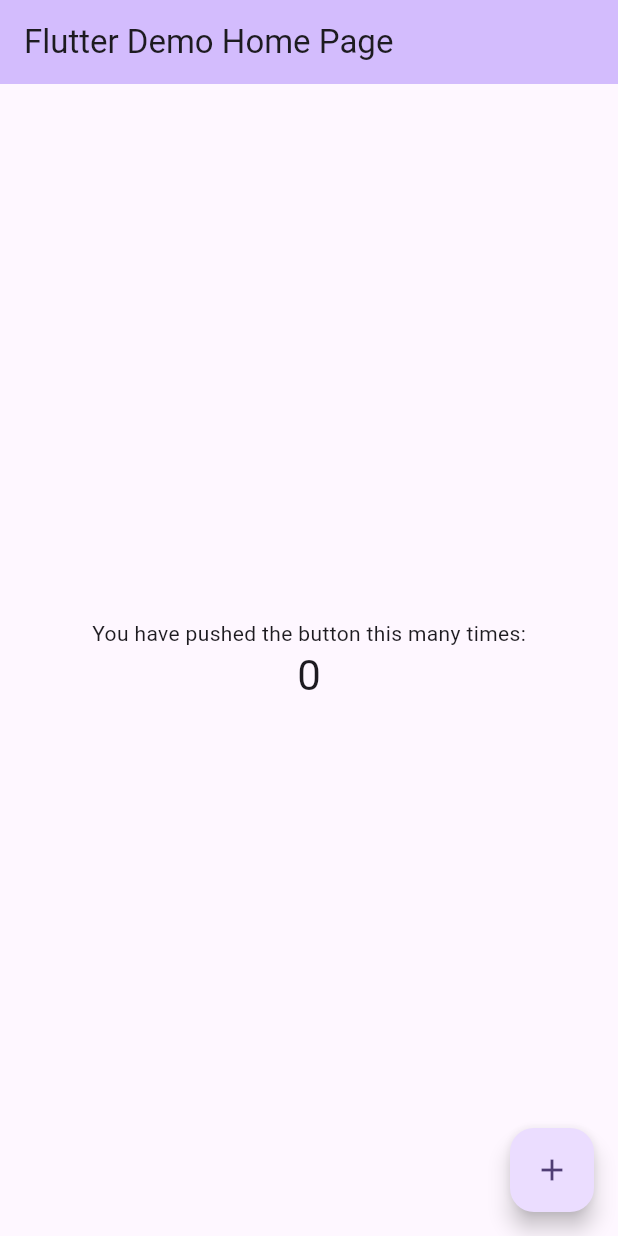
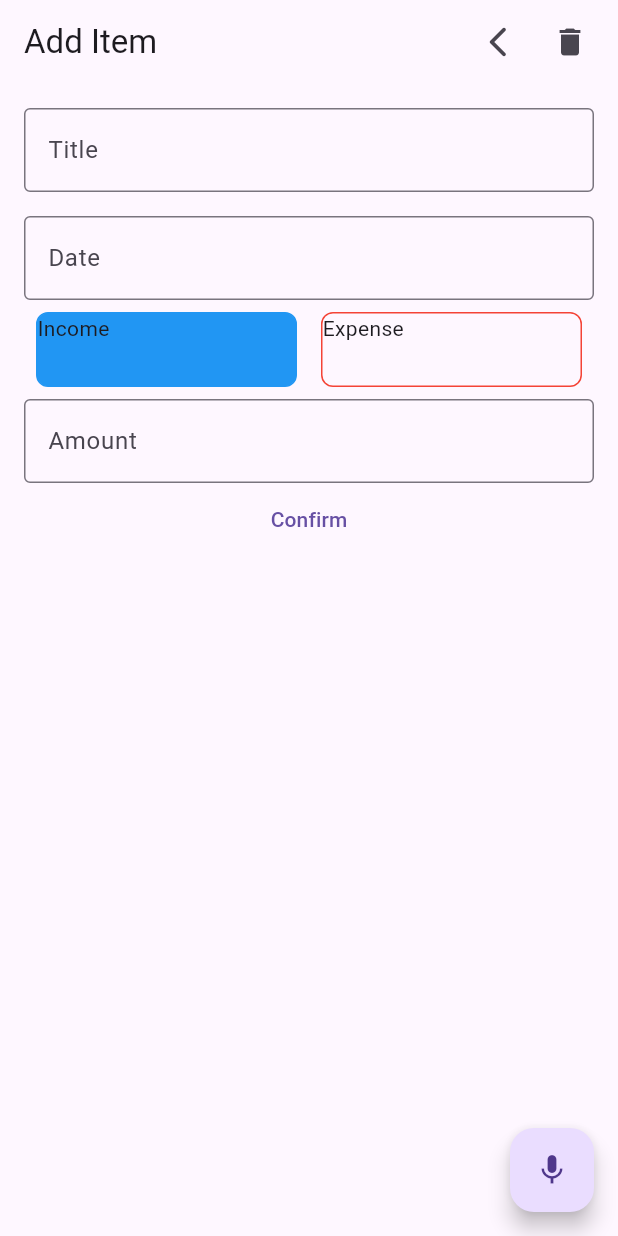
Before and after one commit to Lichyo/account-app, a Flutter app: the screen it shows after launch, on a phone screen of 412 x 824 dp. Run offline on Flutter 3.47's test engine with Material 3 defaults, Android fonts, the phone set to English and light mode, and no system bars.

Commit message:
finish input page

```diff
--- a/lib/main.dart
+++ b/lib/main.dart
@@ -1,122 +1,13 @@
+import 'package:account_app/view/input_page.dart';
 import 'package:flutter/material.dart';
 
-void main() {
-  runApp(const MyApp());
-}
+void main() => runApp(AccountApp());
 
-class MyApp extends StatelessWidget {
-  const MyApp({super.key});
-
-  // This widget is the root of your application.
-  @override
-  Widget build(BuildContext context) {
-    return MaterialApp(
-      title: 'Flutter Demo',
-      theme: ThemeData(
-        // This is the theme of your application.
-        //
-        // TRY THIS: Try running your application with "flutter run". You'll see
-        // the application has a purple toolbar. Then, without quitting the app,
-        // try changing the seedColor in the colorScheme below to Colors.green
-        // and then invoke "hot reload" (save your changes or press the "hot
-        // reload" button in a Flutter-supported IDE, or press "r" if you used
-        // the command line to start the app).
-        //
-        // Notice that the counter didn't reset back to zero; the application
-        // state is not lost during the reload. To reset the state, use hot
-        // restart instead.
-        //
-        // This works for code too, not just values: Most code changes can be
-        // tested with just a hot reload.
-        colorScheme: ColorScheme.fromSeed(seedColor: Colors.deepPurple),
-      ),
-      home: const MyHomePage(title: 'Flutter Demo Home Page'),
-    );
-  }
-}
-
-class MyHomePage extends StatefulWidget {
-  const MyHomePage({super.key, required this.title});
-
-  // This widget is the home page of your application. It is stateful, meaning
-  // that it has a State object (defined below) that contains fields that affect
-  // how it looks.
-
-  // This class is the configuration for the state. It holds the values (in this
-  // case the title) provided by the parent (in this case the App widget) and
-  // used by the build method of the State. Fields in a Widget subclass are
-  // always marked "final".
-
-  final String title;
-
-  @override
-  State<MyHomePage> createState() => _MyHomePageState();
-}
-
-class _MyHomePageState extends State<MyHomePage> {
-  int _counter = 0;
-
-  void _incrementCounter() {
-    setState(() {
-      // This call to setState tells the Flutter framework that something has
-      // changed in this State, which causes it to rerun the build method below
-      // so that the display can reflect the updated values. If we changed
-      // _counter without calling setState(), then the build method would not be
-      // called again, and so nothing would appear to happen.
-      _counter++;
-    });
-  }
+class AccountApp extends StatelessWidget {
+  const AccountApp({super.key});
 
   @override
   Widget build(BuildContext context) {
-    // This method is rerun every time setState is called, for instance as done
-    // by the _incrementCounter method above.
-    //
-    // The Flutter framework has been optimized to make rerunning build methods
-    // fast, so that you can just rebuild anything that needs updating rather
-    // than having to individually change instances of widgets.
-    return Scaffold(
-      appBar: AppBar(
-        // TRY THIS: Try changing the color here to a specific color (to
-        // Colors.amber, perhaps?) and trigger a hot reload to see the AppBar
-        // change color while the other colors stay the same.
-        backgroundColor: Theme.of(context).colorScheme.inversePrimary,
-        // Here we take the value from the MyHomePage object that was created by
-        // the App.build method, and use it to set our appbar title.
-        title: Text(widget.title),
-      ),
-      body: Center(
-        // Center is a layout widget. It takes a single child and positions it
-        // in the middle of the parent.
-        child: Column(
-          // Column is also a layout widget. It takes a list of children and
-          // arranges them vertically. By default, it sizes itself to fit its
-          // children horizontally, and tries to be as tall as its parent.
-          //
-          // Column has various properties to control how it sizes itself and
-          // how it positions its children. Here we use mainAxisAlignment to
-          // center the children vertically; the main axis here is the vertical
-          // axis because Columns are vertical (the cross axis would be
-          // horizontal).
-          //
-          // TRY THIS: Invoke "debug painting" (choose the "Toggle Debug Paint"
-          // action in the IDE, or press "p" in the console), to see the
-          // wireframe for each widget.
-          mainAxisAlignment: MainAxisAlignment.center,
-          children: <Widget>[
-            const Text('You have pushed the button this many times:'),
-            Text(
-              '$_counter',
-              style: Theme.of(context).textTheme.headlineMedium,
-            ),
-          ],
-        ),
-      ),
-      floatingActionButton: FloatingActionButton(
-        onPressed: _incrementCounter,
-        tooltip: 'Increment',
-        child: const Icon(Icons.add),
-      ), // This trailing comma makes auto-formatting nicer for build methods.
-    );
+    return MaterialApp(home: InputPage());
   }
 }
--- /dev/null
+++ b/lib/model/account.dart
@@ -0,0 +1,13 @@
+class Account {
+  String title;
+  DateTime date;
+  int amount;
+  bool isIncome;
+
+  Account({
+    required this.title,
+    required this.date,
+    required this.amount,
+    required this.isIncome,
+  });
+}
--- /dev/null
+++ b/lib/view/input_page.dart
@@ -0,0 +1,144 @@
+import 'package:flutter/material.dart';
+import 'package:account_app/model/account.dart';
+
+class InputPage extends StatefulWidget {
+  InputPage({super.key});
+
+  @override
+  State<InputPage> createState() => _InputPageState();
+}
+
+class _InputPageState extends State<InputPage> {
+  TextEditingController titleController = TextEditingController();
+
+  TextEditingController dateController = TextEditingController();
+
+  bool isIncome = true;
+
+  TextEditingController amountController = TextEditingController();
+
+  @override
+  Widget build(BuildContext context) {
+    return Scaffold(
+      floatingActionButton: FloatingActionButton(
+        onPressed: () {},
+        child: Icon(Icons.mic),
+      ),
+      appBar: AppBar(
+        title: Text('Add Item'),
+        actionsPadding: EdgeInsets.all(8.0),
+        actions: [
+          IconButton(
+            onPressed: () {},
+            icon: Icon(Icons.arrow_back_ios_new_rounded),
+          ),
+          IconButton(onPressed: () {}, icon: Icon(Icons.delete)),
+        ],
+      ),
+      body: Padding(
+        padding: EdgeInsets.all(16.0),
+        child: Column(
+          children: [
+            TextField(
+              controller: titleController,
+              decoration: InputDecoration(
+                labelText: 'Title',
+                border: OutlineInputBorder(),
+              ),
+            ),
+            SizedBox(height: 16.0),
+            TextField(
+              readOnly: true,
+              controller: dateController,
+              decoration: InputDecoration(
+                labelText: 'Date',
+                border: OutlineInputBorder(),
+              ),
+              onTap: () async {
+                DateTime? selectedDate = await showDatePicker(
+                  context: context,
+                  initialDate: DateTime.now(),
+                  firstDate: DateTime(2000),
+                  lastDate: DateTime(2100),
+                );
+                if (selectedDate != null) {
+                  dateController.text = selectedDate.toLocal().toString().split(
+                    ' ',
+                  )[0];
+                }
+              },
+            ),
+            Row(
+              children: [
+                Expanded(
+                  child: GestureDetector(
+                    onTap: () {
+                      isIncome = true;
+                      setState(() {});
+                    },
+                    child: Container(
+                      height: 50,
+                      width: double.infinity,
+                      margin: EdgeInsets.all(8.0),
+                      decoration: BoxDecoration(
+                        color: isIncome ? Colors.blue : Colors.transparent,
+                        border: Border.all(color: Colors.blue),
+                        borderRadius: BorderRadius.circular(8.0),
+                      ),
+                      child: Text('Income'),
+                    ),
+                  ),
+                ),
+                Expanded(
+                  child: GestureDetector(
+                    onTap: () {
+                      isIncome = false;
+                      setState(() {});
+                    },
+                    child: Container(
+                      height: 50,
+                      margin: EdgeInsets.all(8.0),
+                      decoration: BoxDecoration(
+                        color: !isIncome ? Colors.red : Colors.transparent,
+                        border: Border.all(color: Colors.red),
+                        borderRadius: BorderRadius.circular(8.0),
+                      ),
+                      child: Text('Expense'),
+                    ),
+                  ),
+                ),
+              ],
+            ),
+            TextField(
+              controller: amountController,
+              decoration: InputDecoration(
+                labelText: 'Amount',
+                border: OutlineInputBorder(),
+              ),
+              keyboardType: TextInputType.number,
+            ),
+            TextButton(
+              onPressed: () {
+                if (titleController.text.isEmpty ||
+                    dateController.text.isEmpty ||
+                    amountController.text.isEmpty) {
+                  ScaffoldMessenger.of(context).showSnackBar(
+                    SnackBar(content: Text('Please fill all fields')),
+                  );
+                  return;
+                }
+                Account account = Account(
+                  title: titleController.text,
+                  date: DateTime.parse(dateController.text),
+                  isIncome: isIncome,
+                  amount: int.parse(amountController.text),
+                );
+              },
+              child: Text('Confirm'),
+            ),
+          ],
+        ),
+      ),
+    );
+  }
+}
```
Also changed, not shown: 1 other file.
